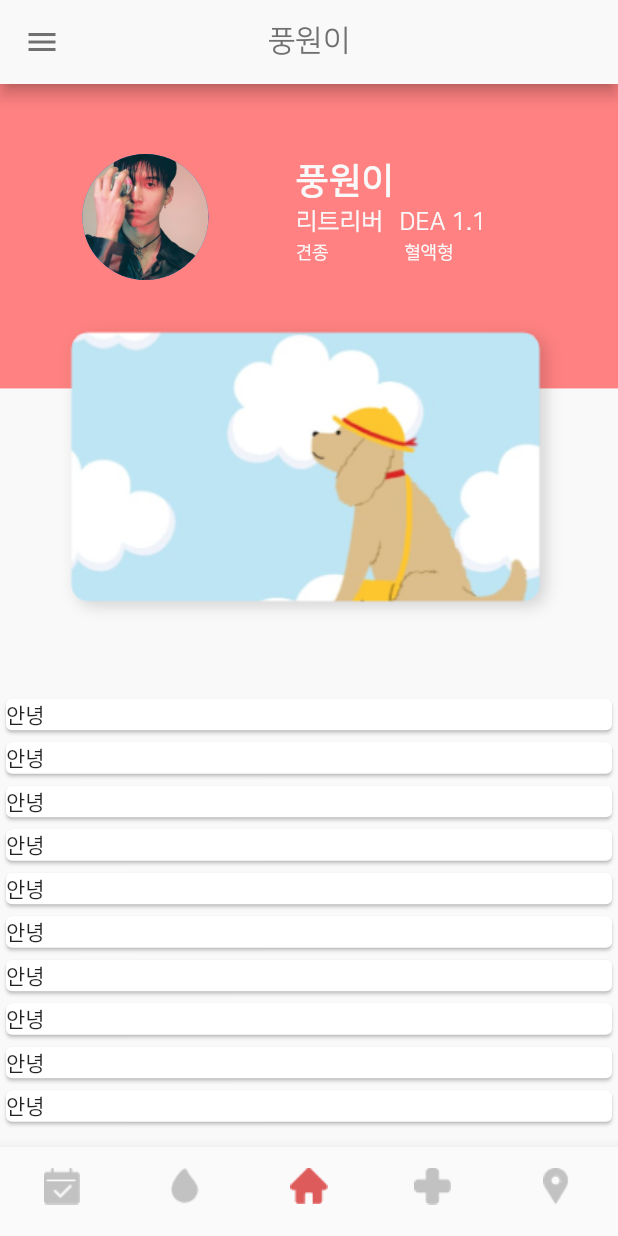
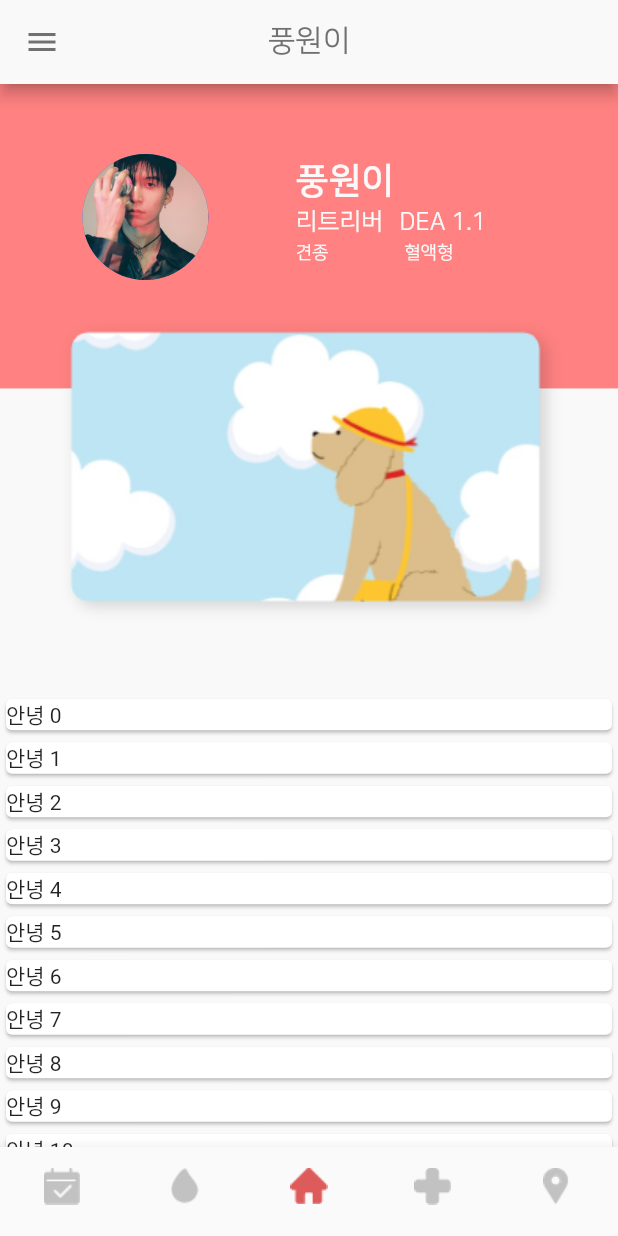
Before and after one commit to Stac-Binary/Binary-mobile, a Flutter app: the RoutePage screen opened directly, on a phone screen of 412 x 824 dp. Run offline on Flutter 3.47's test engine with Material 2 defaults, Android fonts, the phone set to English and light mode, and no system bars; our stand-ins replace flutter_svg, shared_preferences; accounts and stored records are empty.

```diff
--- a/binary_flutter/lib/main.dart
+++ b/binary_flutter/lib/main.dart
@@ -1,8 +1,6 @@
 import 'package:binary_flutter/constants/constants.dart';
 import 'package:binary_flutter/provider/login_provider.dart';
-import 'package:binary_flutter/screens/login/login_screen.dart';
 import 'package:binary_flutter/screens/route_page.dart';
-
 import 'package:flutter/material.dart';
 import 'package:provider/provider.dart';
 
@@ -22,7 +20,7 @@ class MyApp extends StatelessWidget {
         home: Consumer<LoginProvider>(builder: (ctx, item, _) {
           print(item.status);
           if (item.status == Status.auth) return RoutePage();
-          return LoginScreen();
+          return RoutePage();
         }),
       ),
     );
--- a/binary_flutter/lib/screens/home/home_page.dart
+++ b/binary_flutter/lib/screens/home/home_page.dart
@@ -1,6 +1,8 @@
 import 'package:binary_flutter/constants/constants.dart';
 import 'package:binary_flutter/services/sizes/sizeConfig.dart';
 import 'package:flutter/material.dart';
+
+import '../../services/sizes/sizeConfig.dart';
 
 class HomePage extends StatefulWidget {
   @override
@@ -52,15 +54,14 @@ class _HomePageState extends State<HomePage>
         ),
         Expanded(
           child: Container(
-            child: SingleChildScrollView(
-              child: ListView.builder(
-                  shrinkWrap: true,
-                  itemCount: 10,
-                  itemBuilder: (context, int index) {
-                    return Card(
-                      child: Text("안녕"),
-                    );
-                  }),
+            height: double.infinity,
+            child: ListView.builder(
+              itemCount: 20,
+              itemBuilder: (context, int index) {
+                return Card(
+                  child: Text("안녕 $index"),
+                );
+              },
             ),
           ),
         )
```
